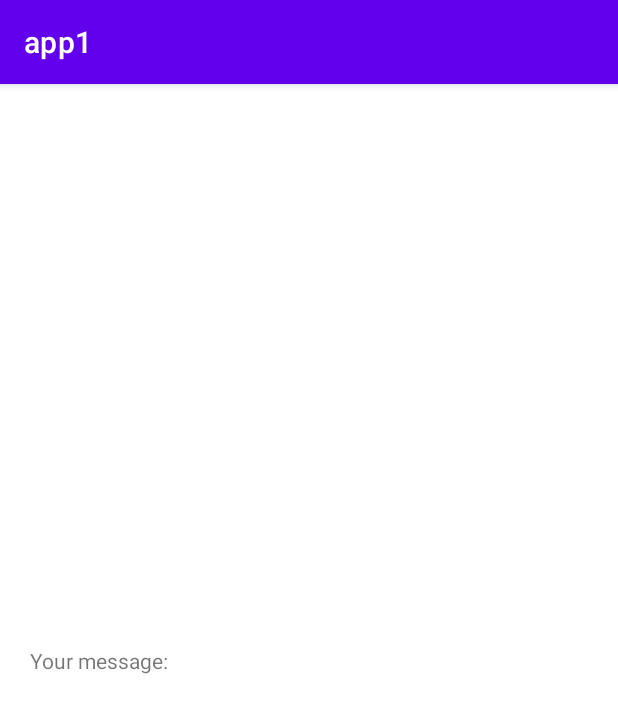
After one commit to Adelya13/android_sem_1, an Android app: the SecondActivity screen opened directly, with no data from a screen before it, on a phone screen of 412 x 824 dp. The commit adds this screen. Shown: the top 713 px of the screen. Run offline under Robolectric (Android 15) with nearby library versions, the phone set to English and light mode, and no system bars.

Commit message:
homework done

```diff
--- a/app/build.gradle
+++ b/app/build.gradle
@@ -40,6 +40,8 @@ dependencies {
     implementation 'androidx.appcompat:appcompat:1.3.1'
     implementation 'com.google.android.material:material:1.4.0'
     implementation 'androidx.constraintlayout:constraintlayout:2.1.0'
+    implementation 'androidx.navigation:navigation-fragment-ktx:2.3.5'
+    implementation 'androidx.navigation:navigation-ui-ktx:2.3.5'
     testImplementation 'junit:junit:4.+'
     androidTestImplementation 'androidx.test.ext:junit:1.1.3'
     androidTestImplementation 'androidx.test.espresso:espresso-core:3.4.0'
--- /dev/null
+++ b/app/src/main/java/kpfu/itis/valisheva/app1/SecondActivity.kt
@@ -0,0 +1,39 @@
+package kpfu.itis.valisheva.app1
+
+import android.app.Activity
+import android.content.ActivityNotFoundException
+import android.content.Intent
+import android.os.Bundle
+import android.widget.EditText
+import android.widget.Toast
+import androidx.appcompat.app.AppCompatActivity
+import kpfu.itis.valisheva.app1.databinding.ActivityMainBinding
+import kpfu.itis.valisheva.app1.databinding.ActivitySecondBinding
+
+
+class SecondActivity : AppCompatActivity() {
+
+    private lateinit var binding: ActivitySecondBinding
+
+
+    override fun onCreate(savedInstanceState: Bundle?) {
+        super.onCreate(savedInstanceState)
+        binding = ActivitySecondBinding.inflate(layoutInflater).also {
+            setContentView(it.root)
+        }
+
+
+        intent?.also{
+            if(it.action == Intent.ACTION_SEND && it.type=="text/plain"){
+
+                binding.textViewMessage.text = intent.getStringExtra(Intent.EXTRA_TEXT)
+
+            }
+        }
+
+
+
+    }
+
+
+}
--- /dev/null
+++ b/app/src/main/res/layout/activity_second.xml
@@ -0,0 +1,32 @@
+<?xml version="1.0" encoding="utf-8"?>
+<androidx.constraintlayout.widget.ConstraintLayout xmlns:android="http://schemas.android.com/apk/res/android"
+    xmlns:app="http://schemas.android.com/apk/res-auto"
+    xmlns:tools="http://schemas.android.com/tools"
+    android:layout_width="match_parent"
+    android:layout_height="match_parent"
+    tools:context=".SecondActivity"
+    >
+
+
+    <TextView
+        android:id="@+id/textViewMessage"
+        android:layout_width="match_parent"
+        android:layout_height="wrap_content"
+        android:layout_margin="20dp"
+        app:layout_constraintEnd_toEndOf="parent"
+        app:layout_constraintStart_toStartOf="parent"
+        app:layout_constraintTop_toBottomOf="@+id/textView2" />
+
+    <TextView
+        android:id="@+id/textView2"
+        android:layout_width="match_parent"
+        android:layout_height="wrap_content"
+        android:layout_margin="20dp"
+        android:text="@string/your_message"
+        app:layout_constraintBottom_toBottomOf="parent"
+        app:layout_constraintEnd_toEndOf="parent"
+        app:layout_constraintStart_toStartOf="parent"
+        app:layout_constraintTop_toTopOf="parent" />
+
+
+</androidx.constraintlayout.widget.ConstraintLayout>
--- /dev/null
+++ b/app/src/main/res/values-land/dimens.xml
@@ -0,0 +1,3 @@
+<resources>
+        <dimen name="fab_margin">48dp</dimen>
+    </resources>
--- /dev/null
+++ b/app/src/main/res/values-w1240dp/dimens.xml
@@ -0,0 +1,3 @@
+<resources>
+        <dimen name="fab_margin">200dp</dimen>
+    </resources>
--- /dev/null
+++ b/app/src/main/res/values-w600dp/dimens.xml
@@ -0,0 +1,3 @@
+<resources>
+        <dimen name="fab_margin">48dp</dimen>
+    </resources>
--- /dev/null
+++ b/app/src/main/res/values/dimens.xml
@@ -0,0 +1,3 @@
+<resources>
+        <dimen name="fab_margin">16dp</dimen>
+    </resources>
--- a/app/src/main/res/values/themes.xml
+++ b/app/src/main/res/values/themes.xml
@@ -13,4 +13,10 @@
         <item name="android:statusBarColor" tools:targetApi="l">?attr/colorPrimaryVariant</item>
         <!-- Customize your theme here. -->
     </style>
+    <style name="Theme.App1.NoActionBar">
+        <item name="windowActionBar">false</item>
+        <item name="windowNoTitle">true</item>
+    </style>
+    <style name="Theme.App1.AppBarOverlay" parent="ThemeOverlay.AppCompat.Dark.ActionBar" />
+    <style name="Theme.App1.PopupOverlay" parent="ThemeOverlay.AppCompat.Light" />
 </resources>
```
Also changed, not shown: app/src/main/AndroidManifest.xml (+21 -4 lines), app/src/main/java/kpfu/itis/valisheva/app1/MainActivity.kt (+50 -2 lines), app/src/main/res/layout/activity_main.xml (+77 -4 lines), app/src/main/res/navigation/nav_graph.xml (added, +28 -0 lines), app/src/main/res/values/strings.xml (+13 -0 lines).
